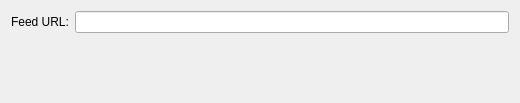
Qt form contents/ui/config.ui (viranch/facebook-notifier-kde-plasmoid) before a commit.
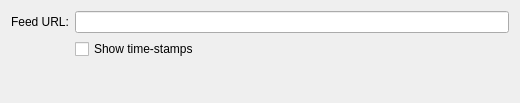
The same form after that commit.

Commit message: Add an option to show notification time stamps

What changed in the file:
```diff
--- a/contents/ui/config.ui
+++ b/contents/ui/config.ui
@@ -35,6 +35,13 @@
      </property>
     </widget>
    </item>
+   <item row="1" column="1">
+    <widget class="QCheckBox" name="kcfg_time_stamps">
+     <property name="text">
+      <string>Show time-stamps</string>
+     </property>
+    </widget>
+   </item>
   </layout>
  </widget>
  <resources/>
```
The commit also changes 3 other files.
